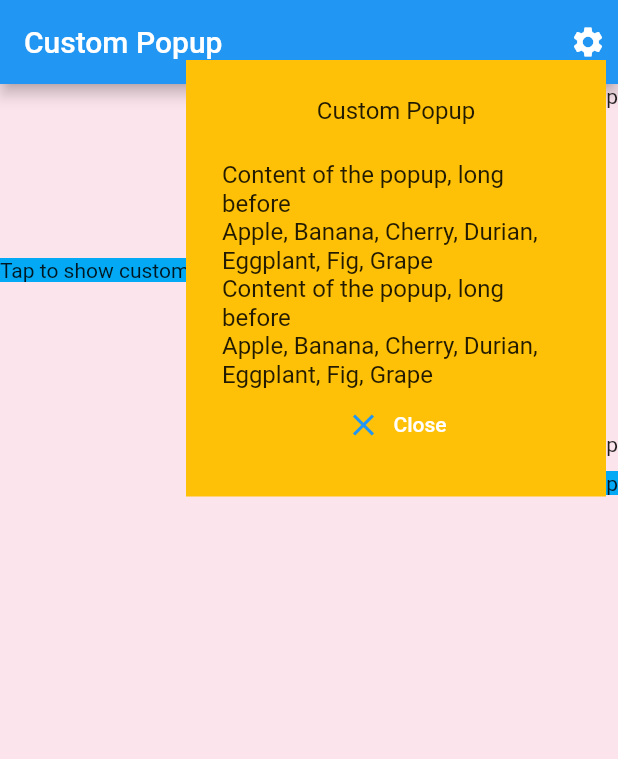
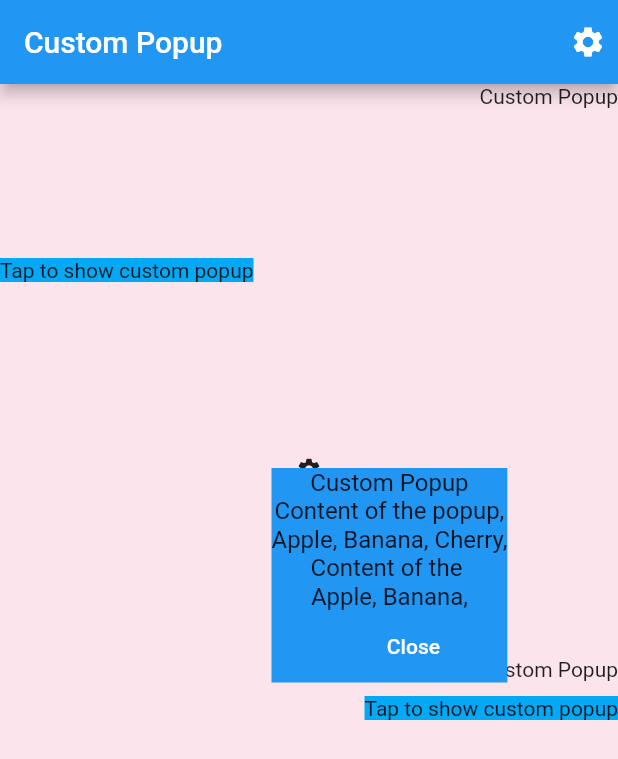
Before and after one commit to withcenter/fireflow, a Flutter app: the CustomPopupScreen screen opened by its route, after a tap on the "settings" icon, on a phone screen of 412 x 824 dp. Shown: the top 759 px of the screen. Run offline on Flutter 3.47's test engine with Material 2 defaults, Android fonts, the phone set to English and light mode, and no system bars; our stand-ins replace another_flushbar, built_value, cached_network_image, chewie, cloud_firestore, easy_debounce and 11 more; missing offline and left inert: flutterflow_paginate_firestore, mime_type; accounts and stored records are empty.

Commit message:
custom icon popup

```diff
--- a/example/lib/screens/widget/custom_popup.screen.dart
+++ b/example/lib/screens/widget/custom_popup.screen.dart
@@ -91,6 +91,38 @@ class CustomPopupScreen extends StatelessWidget {
                 ),
               ),
               const SizedBox(height: 100),
+              Align(
+                alignment: Alignment.center,
+                child: CustomIconPopup(
+                  popup: Container(
+                    color: Colors.blue,
+                    child: Column(
+                      mainAxisSize: MainAxisSize.min,
+                      children: [
+                        const Text('Custom Popup'),
+                        const Text('Content of the popup,'),
+                        const Text('Apple, Banana, Cherry,'),
+                        const Text('Content of the '),
+                        const Text('Apple, Banana,'),
+                        TextButton.icon(
+                          onPressed: Navigator.of(context).pop,
+                          icon: const Icon(Icons.close),
+                          label: const Text(
+                            'Close',
+                            style: TextStyle(color: Colors.white),
+                          ),
+                        ),
+                      ],
+                    ),
+                  ),
+                  icon: const Icon(
+                    Icons.settings,
+                    size: 18,
+                  ),
+                  iconPadding: 16,
+                ),
+              ),
+              const SizedBox(height: 100),
               const Text('Anonother Custom Popup'),
               const SizedBox(height: 10),
               CustomPopup(
--- a/lib/fireflow.dart
+++ b/lib/fireflow.dart
@@ -48,6 +48,7 @@ export 'src/functions/array_functions.dart';
 
 /// Utility Widgets (independent from Fireflow)
 export 'src/widgets/custom_popup/custom_popup.dart';
+export 'src/widgets/custom_popup/custom_icon_popup.dart';
 export 'src/widgets/display_media/display_media.dart';
 export 'src/widgets/safe_area/safe_area_top.dart';
 export 'src/widgets/safe_area/safe_area_bottom.dart';
--- a/lib/src/system_settings/translation/translation.dart
+++ b/lib/src/system_settings/translation/translation.dart
@@ -1,7 +1,6 @@
 import 'package:cloud_firestore/cloud_firestore.dart';
 import 'package:easy_debounce/easy_debounce.dart';
 import 'package:fireflow/fireflow.dart';
-import 'package:fireflow/src/system_settings/system_setting.service.dart';
 import 'package:flutter/material.dart';
 
 class Translation extends StatefulWidget {
--- /dev/null
+++ b/lib/src/widgets/custom_popup/custom_icon_popup.dart
@@ -0,0 +1,48 @@
+import 'package:flutter/material.dart';
+
+/// [CustomIconPopup] is a widget that shows a popup when the icon is tapped.
+///
+class CustomIconPopup extends StatelessWidget {
+  const CustomIconPopup({
+    Key? key,
+    required this.icon,
+    required this.popup,
+    this.iconPadding = 8,
+    this.dx = 0,
+    this.dy = 16,
+  }) : super(key: key);
+
+  final Icon icon;
+  final Widget popup;
+  final double iconPadding;
+  final double dx;
+  final double dy;
+
+  @override
+  Widget build(BuildContext context) {
+    return PopupMenuButton(
+      padding: const EdgeInsets.all(0),
+      offset: Offset(dx, dy),
+      elevation: 0,
+      color: Colors.transparent,
+      itemBuilder: (context) {
+        return [
+          PopupMenuItem(
+            enabled: true,
+            padding: const EdgeInsets.all(0),
+            child: Column(
+              mainAxisSize: MainAxisSize.min,
+              mainAxisAlignment: MainAxisAlignment.start,
+              crossAxisAlignment: CrossAxisAlignment.start,
+              children: <Widget>[popup],
+            ),
+          ),
+        ];
+      },
+      child: Padding(
+        padding: EdgeInsets.all(iconPadding),
+        child: icon,
+      ),
+    );
+  }
+}
--- a/pubspec.yaml
+++ b/pubspec.yaml
@@ -1,6 +1,6 @@
 name: fireflow
 description: This package is designed for FlutterFlow app to provide enhanced features.
-version: 0.0.113
+version: 0.0.114
 homepage: https://github.com/withcenter/fireflow
 
 environment:
```
Also changed, not shown: example/pubspec.lock, 3 other files.
